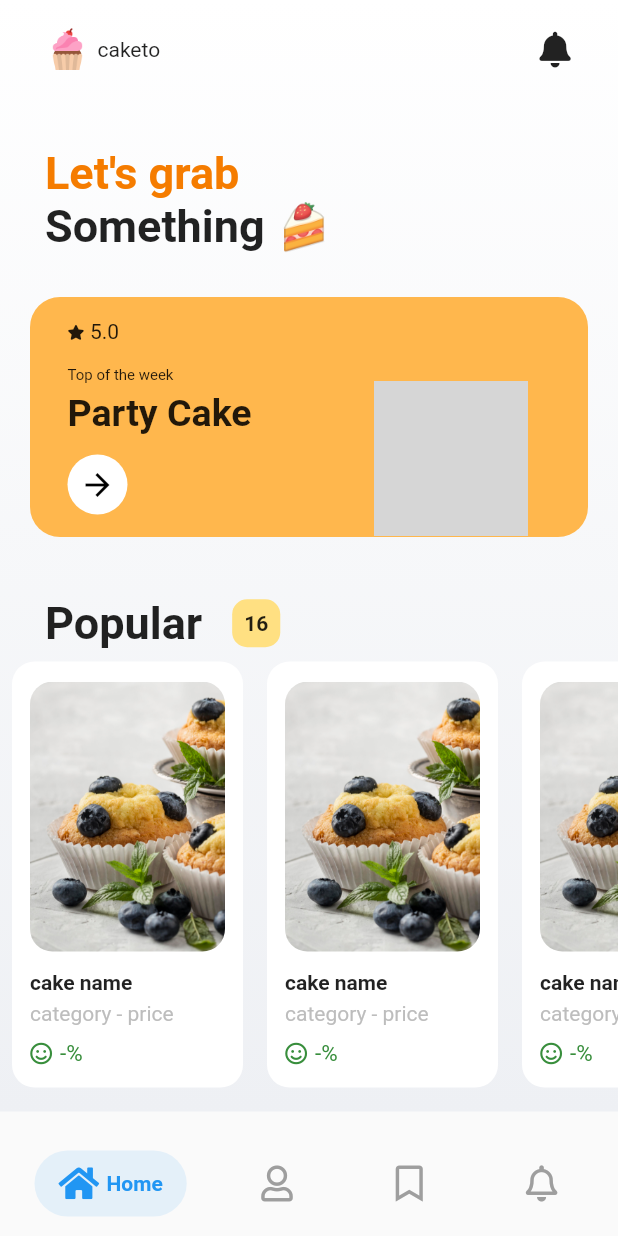
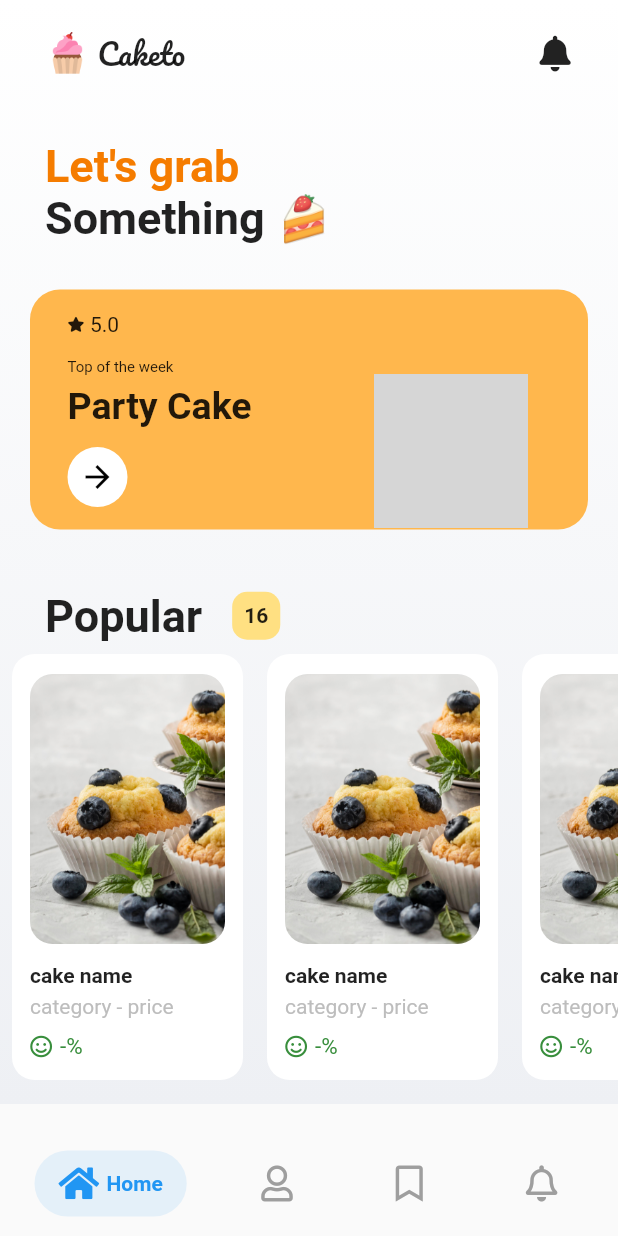
Before and after one commit to mohmedkasim/food_grap_ui, a Flutter app: the screen it shows after launch, on a phone screen of 412 x 824 dp. Run offline on Flutter 3.47's test engine with Material 2 defaults, Android fonts, the phone set to English and light mode, and no system bars; drawn by our look-alikes of salomon_bottom_bar; our stand-ins replace font_awesome_flutter; grey boxes are pictures that could not be loaded.

Commit message:
add font

```diff
--- a/lib/screens/home_screen.dart
+++ b/lib/screens/home_screen.dart
@@ -41,14 +41,18 @@ class _HomeScreenState extends State<HomeScreen> {
                         SizedBox(
                           width: 5,
                         ),
-                        Text('caketo'),
+                        Text(
+                          'Caketo',
+                          style:
+                              TextStyle(fontFamily: "pacifico", fontSize: 20),
+                        ),
                       ],
                     ),
                     Icon(FontAwesomeIcons.solidBell)
                   ],
                 ),
               ),
-              SizedBox(height: 50),
+              SizedBox(height: 40),
               Padding(
                 padding: const EdgeInsets.symmetric(horizontal: 30),
                 child: Column(
```
Also changed, not shown: pubspec.yaml (+4 -11 lines), assets/images/user.jpg (added).
